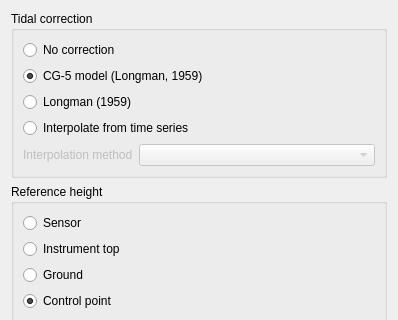
This is gravtools/gui/dialog_corrections.ui in ahellers/GravTools as Qt 5 draws it before an edit; both pictures show x 0 to 398 and y 0 to 320 of the 398 by 591 pixel window. The edited form follows.
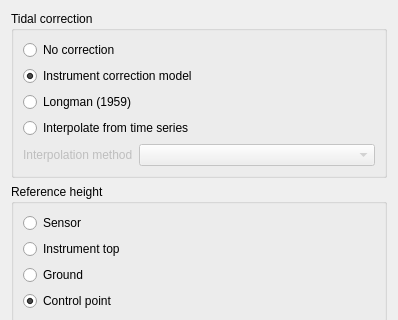
This is the edited form.

Commit message: Worked on scale correction.

Diff of the .ui file:
```diff
--- a/gravtools/gui/dialog_corrections.ui
+++ b/gravtools/gui/dialog_corrections.ui
@@ -44,7 +44,7 @@
            <string>The tidal correction calculated by the CG-5 instrument (Longman, 1959) is applied.</string>
           </property>
           <property name="text">
-           <string>CG-5 model (Longman, 1959)</string>
+           <string>Instrument correction model</string>
           </property>
           <property name="checked">
            <bool>true</bool>
```
Left out of the diff: 6 changed lines with no effect on the pictures. The commit also changes 9 other files.
